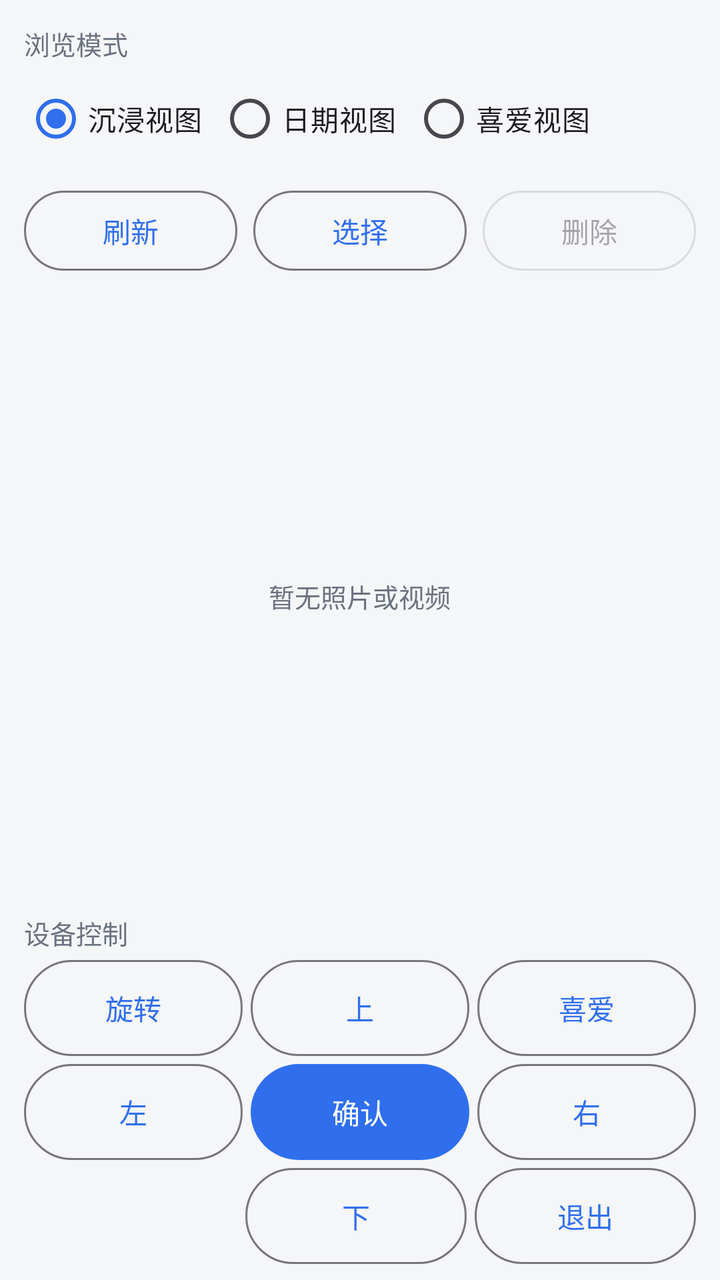
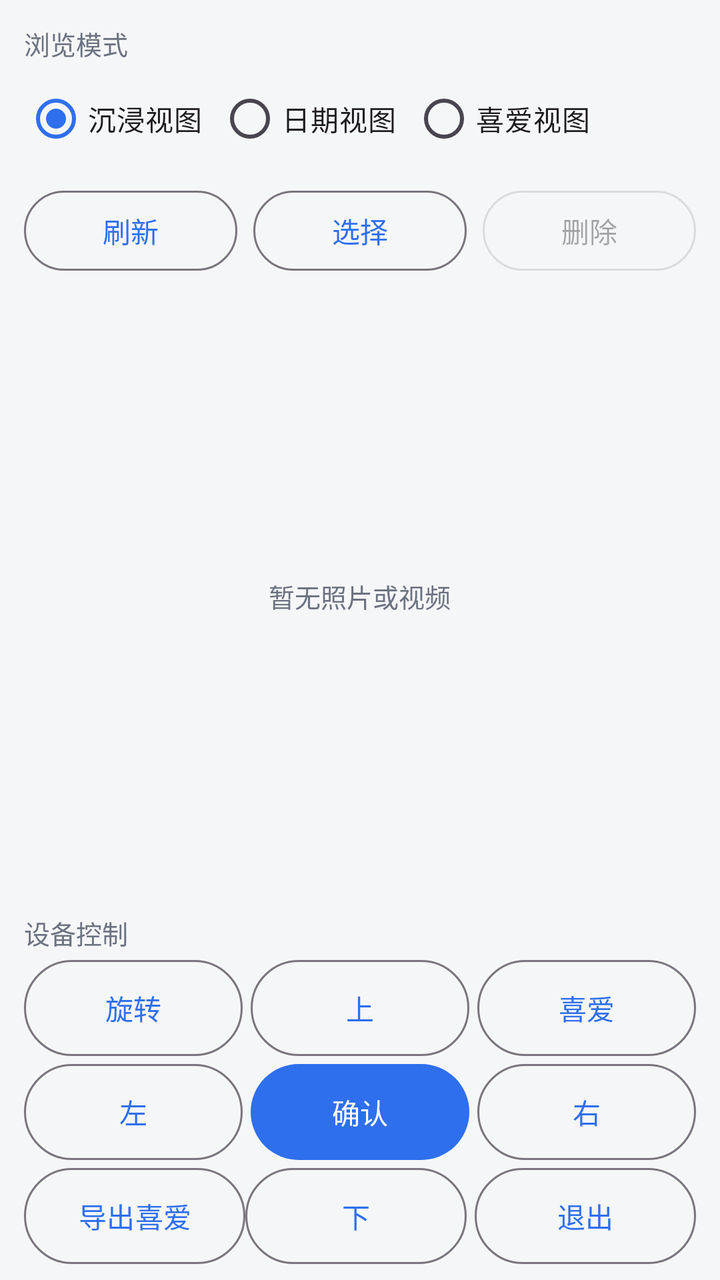

Compare the two renders of this Android layout. The source of the first and the diff that turns it into the second are given below.
<!-- AndroidManifest.xml: application theme Theme.LightShadowArtPhone -->
<!-- res/layout/view_space.xml -->
<?xml version="1.0" encoding="utf-8"?>
<LinearLayout xmlns:android="http://schemas.android.com/apk/res/android"
    android:layout_width="match_parent"
    android:layout_height="match_parent"
    android:orientation="vertical"
    android:paddingStart="12dp"
    android:paddingTop="12dp"
    android:paddingEnd="12dp"
    android:paddingBottom="8dp">

    <TextView
        style="@style/Text.Hint"
        android:layout_width="wrap_content"
        android:layout_height="wrap_content"
        android:text="@string/space_browse_mode" />

    <RadioGroup
        android:id="@+id/group_browse_mode"
        android:layout_width="match_parent"
        android:layout_height="wrap_content"
        android:layout_marginTop="4dp"
        android:orientation="horizontal">

        <RadioButton
            android:id="@+id/radio_immersive"
            android:layout_width="wrap_content"
            android:layout_height="wrap_content"
            android:checked="true"
            android:text="@string/space_mode_immersive" />

        <RadioButton
            android:id="@+id/radio_date"
            android:layout_width="wrap_content"
            android:layout_height="wrap_content"
            android:layout_marginStart="8dp"
            android:text="@string/space_mode_date" />

        <RadioButton
            android:id="@+id/radio_favourite"
            android:layout_width="wrap_content"
            android:layout_height="wrap_content"
            android:layout_marginStart="8dp"
            android:text="@string/space_mode_favourite" />
    </RadioGroup>

    <LinearLayout
        android:layout_width="match_parent"
        android:layout_height="wrap_content"
        android:layout_marginTop="8dp"
        android:orientation="horizontal">

        <com.google.android.material.button.MaterialButton
            android:id="@+id/btn_space_refresh"
            style="@style/Widget.Material3.Button.OutlinedButton"
            android:layout_width="0dp"
            android:layout_height="wrap_content"
            android:layout_weight="1"
            android:text="@string/space_refresh" />

        <com.google.android.material.button.MaterialButton
            android:id="@+id/btn_space_select"
            style="@style/Widget.Material3.Button.OutlinedButton"
            android:layout_width="0dp"
            android:layout_height="wrap_content"
            android:layout_marginStart="8dp"
            android:layout_weight="1"
            android:text="@string/space_select" />

        <com.google.android.material.button.MaterialButton
            android:id="@+id/btn_space_delete"
            style="@style/Widget.Material3.Button.OutlinedButton"
            android:layout_width="0dp"
            android:layout_height="wrap_content"
            android:layout_marginStart="8dp"
            android:layout_weight="1"
            android:enabled="false"
            android:text="@string/space_delete" />
    </LinearLayout>

    <FrameLayout
        android:layout_width="match_parent"
        android:layout_height="0dp"
        android:layout_marginTop="8dp"
        android:layout_weight="1">

        <androidx.recyclerview.widget.RecyclerView
            android:id="@+id/recycler_media"
            android:layout_width="match_parent"
            android:layout_height="match_parent"
            android:clipToPadding="false" />

        <TextView
            android:id="@+id/tv_media_empty"
            style="@style/Text.Hint"
            android:layout_width="wrap_content"
            android:layout_height="wrap_content"
            android:layout_gravity="center"
            android:text="@string/space_empty" />
    </FrameLayout>

    <TextView
        style="@style/Text.Hint"
        android:layout_width="wrap_content"
        android:layout_height="wrap_content"
        android:layout_marginTop="8dp"
        android:text="@string/space_control" />

    <LinearLayout
        android:layout_width="match_parent"
        android:layout_height="wrap_content"
        android:layout_marginTop="4dp"
        android:orientation="horizontal">

        
        <com.google.android.material.button.MaterialButton
            android:id="@+id/btn_ctrl_rotate"
            style="@style/Widget.Material3.Button.OutlinedButton"
            android:layout_width="0dp"
            android:layout_height="wrap_content"
            android:layout_weight="1"
            android:insetTop="0dp"
            android:insetBottom="0dp"
            android:minWidth="0dp"
            android:text="@string/space_control_rotate" />

        <com.google.android.material.button.MaterialButton
            android:id="@+id/btn_ctrl_up"
            style="@style/Widget.Material3.Button.OutlinedButton"
            android:layout_width="0dp"
            android:layout_height="wrap_content"
            android:layout_marginStart="4dp"
            android:layout_weight="1"
            android:insetTop="0dp"
            android:insetBottom="0dp"
            android:minWidth="0dp"
            android:text="@string/space_control_up" />

        
        <com.google.android.material.button.MaterialButton
            android:id="@+id/btn_ctrl_favourite"
            style="@style/Widget.Material3.Button.OutlinedButton"
            android:layout_width="0dp"
            android:layout_height="wrap_content"
            android:layout_marginStart="4dp"
            android:layout_weight="1"
            android:insetTop="0dp"
            android:insetBottom="0dp"
            android:minWidth="0dp"
            android:text="@string/space_favourite" />
    </LinearLayout>

    <LinearLayout
        android:layout_width="match_parent"
        android:layout_height="wrap_content"
        android:layout_marginTop="4dp"
        android:orientation="horizontal">

        <com.google.android.material.button.MaterialButton
            android:id="@+id/btn_ctrl_left"
            style="@style/Widget.Material3.Button.OutlinedButton"
            android:layout_width="0dp"
            android:layout_height="wrap_content"
            android:layout_weight="1"
            android:insetTop="0dp"
            android:insetBottom="0dp"
            android:minWidth="0dp"
            android:text="@string/space_control_left" />

        <com.google.android.material.button.MaterialButton
            android:id="@+id/btn_ctrl_confirm"
            android:layout_width="0dp"
            android:layout_height="wrap_content"
            android:layout_marginStart="4dp"
            android:layout_weight="1"
            android:insetTop="0dp"
            android:insetBottom="0dp"
            android:minWidth="0dp"
            android:text="@string/space_control_confirm" />

        <com.google.android.material.button.MaterialButton
            android:id="@+id/btn_ctrl_right"
            style="@style/Widget.Material3.Button.OutlinedButton"
            android:layout_width="0dp"
            android:layout_height="wrap_content"
            android:layout_marginStart="4dp"
            android:layout_weight="1"
            android:insetTop="0dp"
            android:insetBottom="0dp"
            android:minWidth="0dp"
            android:text="@string/space_control_right" />
    </LinearLayout>

    <LinearLayout
        android:layout_width="match_parent"
        android:layout_height="wrap_content"
        android:layout_marginTop="4dp"
        android:orientation="horizontal">

        <Space
            android:layout_width="0dp"
            android:layout_height="1dp"
            android:layout_weight="1" />

        <com.google.android.material.button.MaterialButton
            android:id="@+id/btn_ctrl_down"
            style="@style/Widget.Material3.Button.OutlinedButton"
            android:layout_width="0dp"
            android:layout_height="wrap_content"
            android:layout_weight="1"
            android:insetTop="0dp"
            android:insetBottom="0dp"
            android:minWidth="0dp"
            android:text="@string/space_control_down" />

        
        <com.google.android.material.button.MaterialButton
            android:id="@+id/btn_ctrl_exit"
            style="@style/Widget.Material3.Button.OutlinedButton"
            android:layout_width="0dp"
            android:layout_height="wrap_content"
            android:layout_marginStart="4dp"
            android:layout_weight="1"
            android:insetTop="0dp"
            android:insetBottom="0dp"
            android:minWidth="0dp"
            android:text="@string/space_control_exit" />
    </LinearLayout>

</LinearLayout>
<!-- resources referenced by this layout -->
<resources>
  <string name="space_browse_mode">浏览模式</string>
  <string name="space_control">设备控制</string>
  <string name="space_control_confirm">确认</string>
  <string name="space_control_down">下</string>
  <string name="space_control_exit">退出</string>
  <string name="space_control_left">左</string>
  <string name="space_control_right">右</string>
  <string name="space_control_rotate">旋转</string>
  <string name="space_control_up">上</string>
  <string name="space_delete">删除</string>
  <string name="space_empty">暂无照片或视频</string>
  <string name="space_favourite">喜爱</string>
  <string name="space_mode_date">日期视图</string>
  <string name="space_mode_favourite">喜爱视图</string>
  <string name="space_mode_immersive">沉浸视图</string>
  <string name="space_refresh">刷新</string>
  <string name="space_select">选择</string>
  <style name="Text.Hint" parent="">
          <item name="android:textColor">@color/text_secondary</item>
          <item name="android:textSize">13sp</item>
      </style>
  <style name="Theme.LightShadowArtPhone" parent="Theme.Material3.Light.NoActionBar">
          <item name="colorPrimary">@color/primary</item>
          <item name="colorOnPrimary">#FFFFFF</item>
          <item name="android:colorBackground">@color/surface</item>
          <item name="android:statusBarColor">@color/card</item>
      </style>
  <color name="text_secondary">#6B7280</color>
  <color name="primary">#2F6FED</color>
  <color name="surface">#F5F6F8</color>
  <color name="card">#FFFFFF</color>
</resources>

<!-- the commit's change to res/layout/view_space.xml (unified diff, before → after) -->
@@ -196,10 +196,17 @@
         android:layout_marginTop="4dp"
         android:orientation="horizontal">
 
-        <Space
-            android:layout_width="0dp"
-            android:layout_height="1dp"
-            android:layout_weight="1" />
+        
+        <com.google.android.material.button.MaterialButton
+            android:id="@+id/btn_space_export_fav"
+            style="@style/Widget.Material3.Button.OutlinedButton"
+            android:layout_width="0dp"
+            android:layout_height="wrap_content"
+            android:layout_weight="1"
+            android:insetTop="0dp"
+            android:insetBottom="0dp"
+            android:minWidth="0dp"
+            android:text="@string/space_export_fav" />
 
         <com.google.android.material.button.MaterialButton
             android:id="@+id/btn_ctrl_down"
<!-- resource entries referenced after the edit -->
@@ -11,6 +11,7 @@
   <string name="space_control_up">上</string>
   <string name="space_delete">删除</string>
   <string name="space_empty">暂无照片或视频</string>
+  <string name="space_export_fav">导出喜爱</string>
   <string name="space_favourite">喜爱</string>
   <string name="space_mode_date">日期视图</string>
   <string name="space_mode_favourite">喜爱视图</string>
